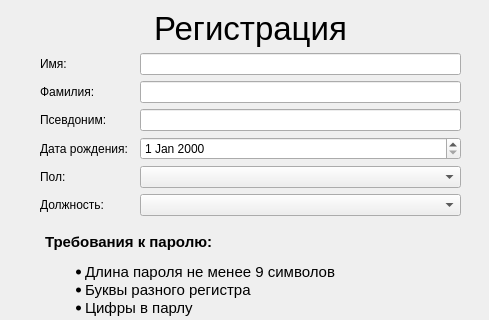
First picture: the form in ui/create_account.ui, repository OCCCAS/Yandex, before the edit; both pictures show x 0 to 489 and y 0 to 320 of the 489 by 486 pixel window.
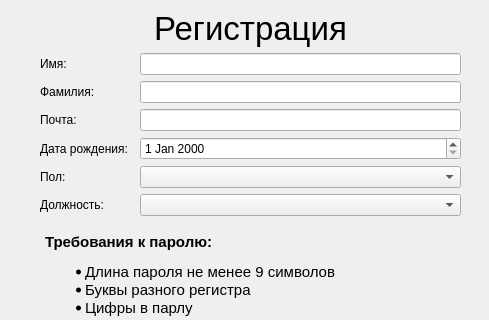
Second picture: the form after the edit.

```diff
--- a/ui/create_account.ui
+++ b/ui/create_account.ui
@@ -76,7 +76,7 @@
       <item row="2" column="0">
        <widget class="QLabel" name="label_4">
         <property name="text">
-         <string>Псевдоним:</string>
+         <string>Почта:</string>
         </property>
        </widget>
       </item>
```
Left out of the diff: 2 changed lines with no effect on the pictures.
